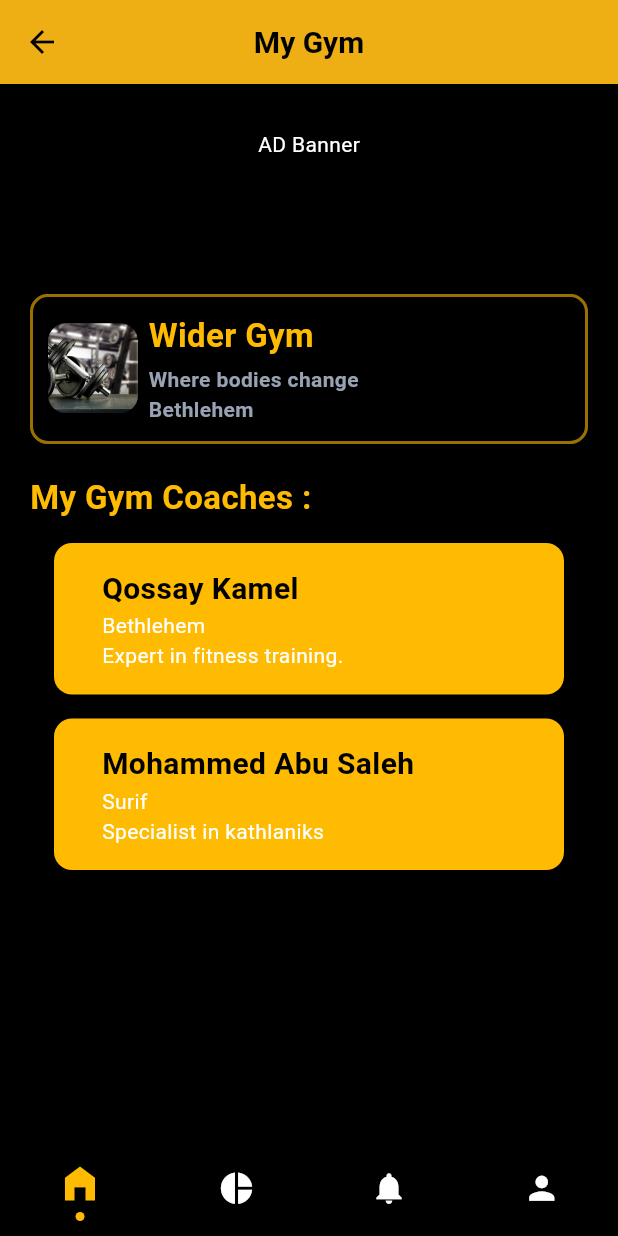
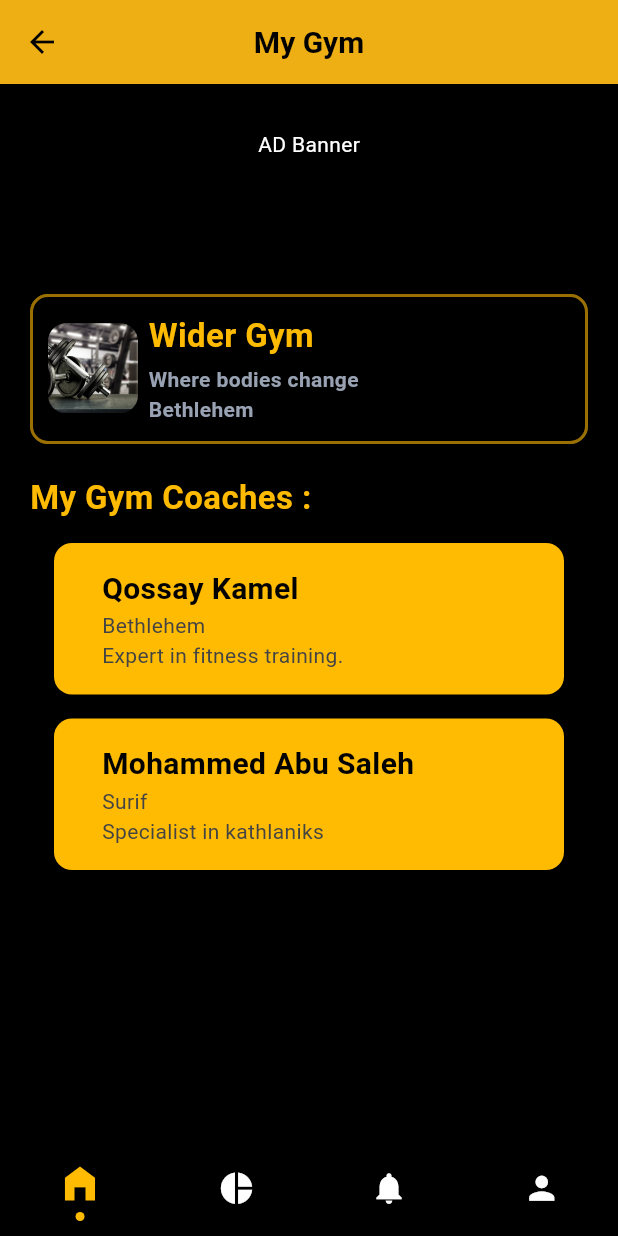
Before and after one commit to mohammadabusalh1/ironfit, a Flutter app: the MyGymScreen screen opened by its route, on a phone screen of 412 x 824 dp. Run offline on Flutter 3.47's test engine with Material 3 defaults, Android fonts, the phone set to English and light mode, and no system bars; our stand-ins replace get.

Commit message:
New Features : Dashboard&Profile UI & Logic & Profile Entity & Routs Refactor & nav Logic & Widgets Refactor and Update

```diff
--- a/lib/core/presention/widgets/coach_card.dart
+++ b/lib/core/presention/widgets/coach_card.dart
@@ -36,8 +36,8 @@ class CoachCard extends StatelessWidget {
                   crossAxisAlignment: CrossAxisAlignment.start,
                   children: [
                     CustomTextWidget(text: name , fontWeight : FontWeight.bold,fontSize: 20,color:Palette.black,),
-                    CustomTextWidget(text: address),
-                    CustomTextWidget(text: description),
+                    CustomTextWidget(text: address,color: Palette.subTitleBlack,),
+                    CustomTextWidget(text: description,color: Palette.subTitleBlack,),
                   ],
                 ),
               ),
--- /dev/null
+++ b/lib/domain/enteites/profile_user.dart
@@ -0,0 +1,31 @@
+class UserProfile {
+  String userName;
+  String email;
+  String profileImage;
+  double height;
+  double weight;
+  int age;
+
+  UserProfile({
+    required this.userName,
+    required this.email,
+    required this.profileImage,
+    required this.height,
+    required this.weight,
+    required this.age,
+  });
+
+  // Convert height and weight for metric system
+  String get heightMetric => "${(height * 100).toStringAsFixed(1)} cm";
+  String get weightMetric => "${weight.toStringAsFixed(1)} kg";
+
+  // Convert height and weight for imperial system
+  String get heightImperial {
+    final inches = (height * 39.37).toInt();
+    final feet = inches ~/ 12;
+    final remainderInches = inches % 12;
+    return "$feet' $remainderInches\"";
+  }
+
+  String get weightImperial => "${(weight * 2.20462).toStringAsFixed(1)} lbs";
+}
--- /dev/null
+++ b/lib/features/profile/controllers/profile_controller.dart
@@ -0,0 +1,42 @@
+import 'package:get/get.dart';
+import 'package:ironfit/core/presention/style/assets.dart';
+import 'package:ironfit/domain/enteites/profile_user.dart';
+import 'package:ironfit/features/regestraion/register/screens/sing_up_screen.dart';
+
+class ProfileController extends GetxController {
+  var userProfile = UserProfile(
+    userName: 'Qossay',
+    email: 'Qossay@odoo.com',
+    profileImage: Assets.myTrainerImage,
+    height: 1.85,
+    weight: 80.0,
+    age: 22,
+  ).obs;
+
+  var isMetric = true.obs;
+
+  void toggleUnits(bool value) {
+    isMetric.value = value;
+  }
+
+  String get displayHeight => isMetric.value
+      ? userProfile.value.heightMetric
+      : userProfile.value.heightImperial;
+
+  String get displayWeight => isMetric.value
+      ? userProfile.value.weightMetric
+      : userProfile.value.weightImperial;
+
+  double calculateBMI() {
+    final weightInKg = userProfile.value.weight;
+    final heightInMeters = userProfile.value.height;
+    return weightInKg / (heightInMeters * heightInMeters);
+  }
+
+  void calculateCalories() {
+  }
+
+  void logout() {
+    Get.to(() => const SignUpScreen());
+  }
+}
```
Also changed, not shown: lib/core/presention/controllers/nav_bar_controller.dart (+18 -0 lines), lib/core/routes/routes.dart (+2 -26 lines), lib/features/dashboard/controllers/trainer_dashboard_controller.dart (added, +14 -0 lines), lib/features/dashboard/screens/trainer_dashboard.dart (added, +25 -0 lines), lib/features/dashboard/widgets/trainer_dashboard_body.dart (added, +138 -0 lines), lib/features/profile/screens/profile_screen.dart (added, +23 -0 lines), lib/features/profile/widgets/profile_body.dart (added, +144 -0 lines), lib/main.dart (+10 -3 lines).
